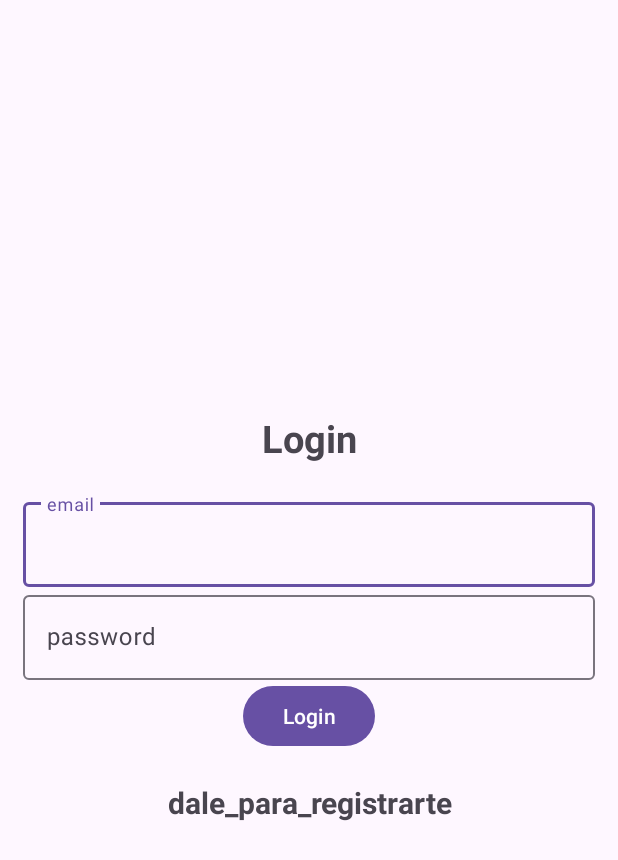
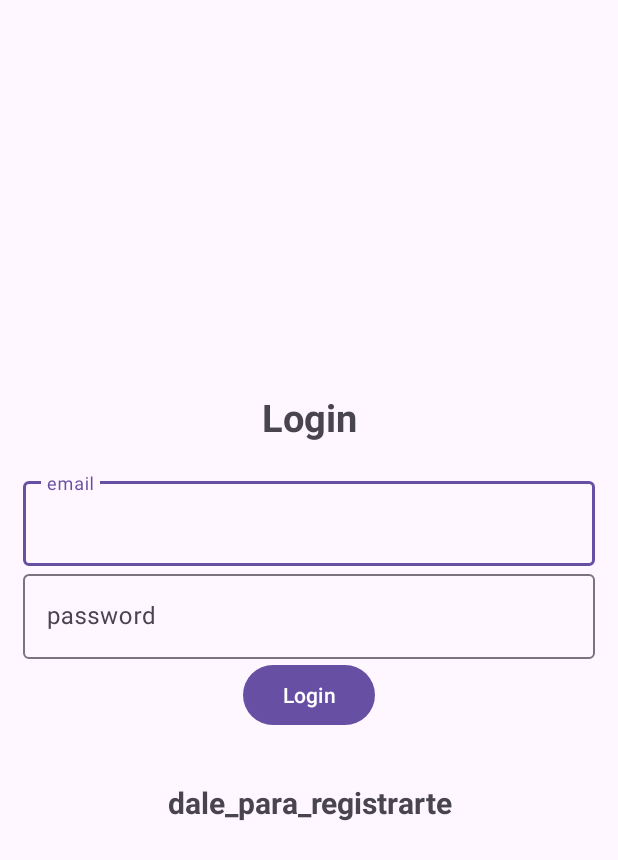
Before and after one commit to Th3GaM3RCaT/Game-Quest, an Android app: the screen it shows after launch (Loggin), after a tap on "Login", on a phone screen of 412 x 824 dp. Shown: the top 860 px of the screen. Run offline under Robolectric (Android 15) with nearby library versions, the phone set to English and light mode, and no system bars; our stand-ins replace Firebase (no records; nobody signed in at launch, a user with empty details on screens opened directly); libraries missing offline, so code that uses them is left out: com.hivemq.client.

```diff
--- a/app/build.gradle.kts
+++ b/app/build.gradle.kts
@@ -12,8 +12,8 @@ android {
         applicationId = "com.thecurseds.gamequest"
         minSdk = 28
         targetSdk = 33
-        versionCode = 1
-        versionName = "1.0"
+        versionCode = 2
+        versionName = "1.1"
 
         testInstrumentationRunner = "androidx.test.runner.AndroidJUnitRunner"
     }
--- a/app/src/main/AndroidManifest.xml
+++ b/app/src/main/AndroidManifest.xml
@@ -19,7 +19,8 @@
             android:exported="false" />
         <activity
             android:name=".Shop"
-            android:exported="true">
+            android:exported="true"
+            android:theme="@style/Theme.Material3.Light.NoActionBar">
             <intent-filter>
                 <action android:name="android.intent.action.MAIN" />
 
--- a/app/src/main/java/com/thecurseds/gamequest/MainLogin.java
+++ b/app/src/main/java/com/thecurseds/gamequest/MainLogin.java
@@ -17,7 +17,8 @@ public class MainLogin extends AppCompatActivity {
     Button button;
     TextView textView;
     FirebaseUser user;
-    Button btn_otroPerfil;
+    Button historial;
+    //Button otroPerfil;
 
     @Override
     protected void onCreate(Bundle savedInstanceState) {
@@ -25,7 +26,8 @@ public class MainLogin extends AppCompatActivity {
         setContentView(R.layout.activity_main_login);
         auth = FirebaseAuth.getInstance();
         button = findViewById(R.id.logout);
-        btn_otroPerfil = findViewById(R.id.btn_otroPerfil);
+        historial = findViewById(R.id.btn_historial);
+        //otroPerfil = findViewById(R.id.btn_otro_perfil);
         textView = findViewById(R.id.user_details);
         user = auth.getCurrentUser();
 
@@ -45,10 +47,14 @@ public class MainLogin extends AppCompatActivity {
             finish();
         });
 
-        btn_otroPerfil.setOnClickListener(view -> {
+        historial.setOnClickListener(view -> {
             Intent intent = new Intent(this, historial.class);
             startActivity(intent);
         });
+        /*otroPerfil.setOnClickListener(view -> {
+            Intent intent = new Intent(this,PublicProfile.class);
+            startActivity(intent);
+        });*/
 
 
 
--- a/app/src/main/java/com/thecurseds/gamequest/Shop.java
+++ b/app/src/main/java/com/thecurseds/gamequest/Shop.java
@@ -7,23 +7,17 @@ import static java.nio.charset.StandardCharsets.UTF_8;
 import android.content.Intent;
 import android.os.Bundle;
 import android.util.Log;
-import android.view.View;
 import android.widget.Button;
 import android.widget.Toast;
 
-import androidx.annotation.Nullable;
 import androidx.appcompat.app.AppCompatActivity;
 import androidx.recyclerview.widget.LinearLayoutManager;
 import androidx.recyclerview.widget.RecyclerView;
 
 import com.google.firebase.firestore.DocumentChange;
-import com.google.firebase.firestore.EventListener;
 import com.google.firebase.firestore.FirebaseFirestore;
-import com.google.firebase.firestore.FirebaseFirestoreException;
 import com.google.firebase.firestore.Query;
-import com.google.firebase.firestore.QuerySnapshot;
 import com.hivemq.client.mqtt.MqttClient;
-import com.hivemq.client.mqtt.mqtt3.Mqtt3AsyncClient;
 import com.hivemq.client.mqtt.mqtt5.Mqtt5BlockingClient;
 
 import java.util.ArrayList;
@@ -32,21 +26,11 @@ public class Shop extends AppCompatActivity {
 
     RecyclerView recyclerView;
     FirebaseFirestore db;
-    Button BtnAdd;
-
-    Button buttonCompra;
-    Button login;
+    Button BtnAdd, buttonCompra, login;
 
     // ArrayList para almacenar los datos del RecyclerView
     ArrayList<game_md> gameList;
     game_ad gameAdapter;
-    Mqtt3AsyncClient client = MqttClient.builder()
-
-            .useMqttVersion3()
-            .identifier("fdb426aa6db546d487e07d0bf966aca2.s2.eu.hivemq.cloud")
-            .serverPort(8883)
-            .useSslWithDefaultConfig()
-            .buildAsync();
 
     @Override
     protected void onCreate(Bundle savedInstanceState) {
@@ -54,22 +38,13 @@ public class Shop extends AppCompatActivity {
         setContentView(R.layout.activity_shop);
 
         buttonCompra = findViewById(R.id.btn_compra);
-        login = findViewById(R.id.button);
+        login = findViewById(R.id.btn_login);
+        BtnAdd = findViewById(R.id.BtnAdd);
 
-        buttonCompra.setOnClickListener(view -> {
-            Intent intent = new Intent(this, AddAmountActivity.class);
-            startActivity(intent);
-        });
+        buttonCompra.setOnClickListener(view -> startActivity(new Intent(this, AddAmountActivity.class)));
 
-        login.setOnClickListener(view -> {
-            Intent intent = new Intent(this, MainLogin.class);
-            startActivity(intent);
-        });
+        login.setOnClickListener(view -> startActivity(new Intent(this, MainLogin.class)));
 
-        this.setTitle("Aca Va la tienda");
-        getSupportActionBar().setDisplayHomeAsUpEnabled(true);
-
-        BtnAdd = findViewById(R.id.BtnAdd);
         BtnAdd.setOnClickListener(view -> startActivity(new Intent(Shop.this, AddGame.class)));
 
         // Configuración del RecyclerView
--- a/app/src/main/java/com/thecurseds/gamequest/TransaccionAdapter.java
+++ b/app/src/main/java/com/thecurseds/gamequest/TransaccionAdapter.java
@@ -39,8 +39,6 @@ public class TransaccionAdapter extends RecyclerView.Adapter<TransaccionAdapter.
             fechaCompra = (TextView)view.findViewById(R.id.txt_fechaCompra);
             descripcionJuego = (TextView)view.findViewById(R.id.txt_descripcion);
         }
-
-
     }
 
 
--- a/app/src/main/java/com/thecurseds/gamequest/historial.java
+++ b/app/src/main/java/com/thecurseds/gamequest/historial.java
@@ -72,7 +72,8 @@ public class historial extends AppCompatActivity {
                             });
                         }
                     } else {
-                        Toast.makeText(this, "Error getting documents: " + task.getException(), Toast.LENGTH_SHORT).show();
+                        Toast.makeText(this, "Error getting documents: "
+                                + task.getException(), Toast.LENGTH_SHORT).show();
                     }
                 });
     }
--- a/app/src/main/res/layout/activity_add_game.xml
+++ b/app/src/main/res/layout/activity_add_game.xml
@@ -22,7 +22,7 @@
     <EditText
         android:id="@+id/EtName"
         android:layout_width="match_parent"
-        android:layout_height="wrap_content"
+        android:layout_height="55dp"
         android:ems="10"
         android:hint="Nombre Juego"
         android:inputType="text" />
@@ -30,7 +30,7 @@
     <EditText
         android:id="@+id/EtPrecio"
         android:layout_width="match_parent"
-        android:layout_height="wrap_content"
+        android:layout_height="55dp"
         android:ems="10"
         android:hint="Precio"
         android:inputType="number" />
@@ -38,7 +38,7 @@
     <EditText
         android:id="@+id/EtDescripcion"
         android:layout_width="match_parent"
-        android:layout_height="wrap_content"
+        android:layout_height="55dp"
         android:ems="10"
         android:inputType="text"
         android:hint="Descripcion " />
--- a/app/src/main/res/layout/activity_loggin.xml
+++ b/app/src/main/res/layout/activity_loggin.xml
@@ -27,7 +27,7 @@
             android:id="@+id/email"
             android:layout_width="match_parent"
             android:layout_height="wrap_content"
-            android:hint="@string/email" />
+            android:hint="email" />
     </com.google.android.material.textfield.TextInputLayout>
 
     <com.google.android.material.textfield.TextInputLayout
@@ -38,7 +38,7 @@
             android:id="@+id/password"
             android:layout_width="match_parent"
             android:layout_height="wrap_content"
-            android:hint="@string/password" />
+            android:hint="password" />
     </com.google.android.material.textfield.TextInputLayout>
 
     <ProgressBar
@@ -62,7 +62,7 @@
         android:id="@+id/registerNow"
         android:text="@string/dale_para_registrarte"
         android:layout_width="match_parent"
-        android:layout_height="wrap_content"/>
+        android:layout_height="55dp"/>
 
 
 </LinearLayout>
--- a/app/src/main/res/layout/activity_registrar.xml
+++ b/app/src/main/res/layout/activity_registrar.xml
@@ -63,7 +63,7 @@
         android:id="@+id/loginNow"
         android:text="@string/dale_para_logearte"
         android:layout_width="match_parent"
-        android:layout_height="wrap_content"/>
+        android:layout_height="55dp"/>
 
 
 </LinearLayout>
```
Also changed, not shown: app/src/main/java/com/thecurseds/gamequest/PublicProfile.java (+35 -8 lines), app/src/main/java/com/thecurseds/gamequest/Resegna.java (+11 -16 lines), app/src/main/java/com/thecurseds/gamequest/ReviewAdapter.java (added, +67 -0 lines), app/src/main/java/com/thecurseds/gamequest/reviewAdapter.java (deleted, +0 -67 lines), app/src/main/res/layout/activity_add_amount.xml (+7 -4 lines), app/src/main/res/layout/activity_main_login.xml (+5 -5 lines), app/src/main/res/layout/activity_shop.xml (+19 -18 lines).
